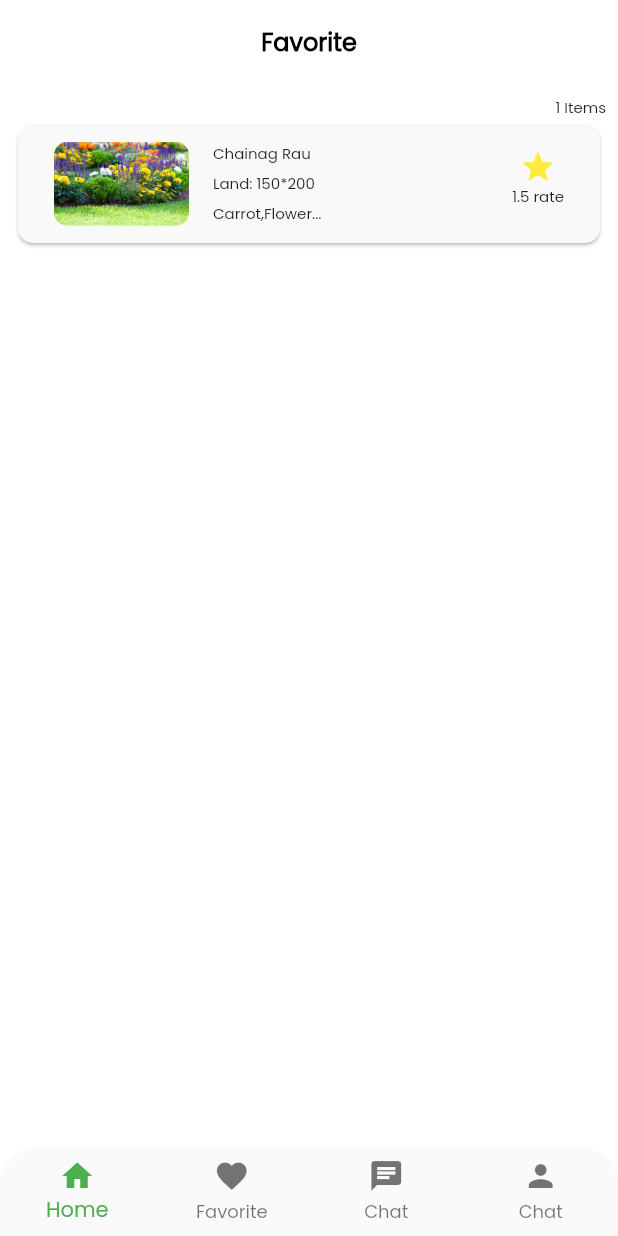
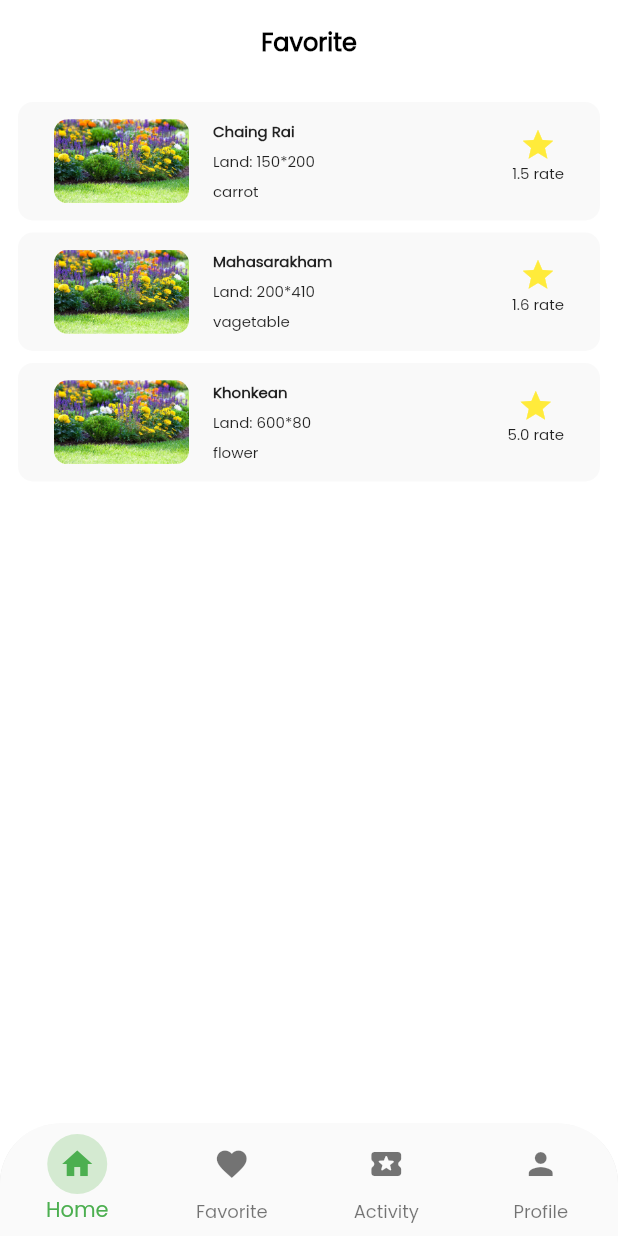
Before and after one commit to aimaimm/Wanna_plant, a Flutter app: the FavoriteScreen screen opened directly, on a phone screen of 412 x 824 dp. Run offline on Flutter 3.47's test engine with Material 2 defaults, Android fonts, the light colour scheme and no system bars; our stand-ins replace flutter_svg, image_picker; network calls fail.

Commit message:
favorite screen

```diff
--- a/lib/favorite/favoriteScreen.dart
+++ b/lib/favorite/favoriteScreen.dart
@@ -1,4 +1,7 @@
 import 'package:flutter/material.dart';
+import 'package:wanna_plant/CustomBottomBar.dart';
+import 'package:wanna_plant/data/data_customer.dart';
+import 'package:wanna_plant/favorite/myCard_favorite.dart';
 
 class FavoriteScreen extends StatefulWidget {
   // const FavoriteScreen({ Key? key }) : super(key: key);
@@ -6,27 +9,6 @@ class FavoriteScreen extends StatefulWidget {
   @override
   _FavoriteScreenState createState() => _FavoriteScreenState();
 }
-
-var items = [
-  {
-    'location': 'Chaing Rai',
-    'image': 'flowers-1.jpg',
-    'land': '150*200',
-    'plant': 'carrot'
-  },
-  {
-    'detail': 'Mahasarakham',
-    'image': 'flowers-1.jpg',
-    'land': '200*410',
-    'plant': 'vagetable'
-  },
-  {
-    'detail': 'Khonkean',
-    'image': 'flowers-1.jpg',
-    'land': '600*80',
-    'plant': 'flower'
-  },
-];
 
 class _FavoriteScreenState extends State<FavoriteScreen> {
   @override
@@ -44,107 +26,20 @@ class _FavoriteScreenState extends State<FavoriteScreen> {
       ),
       body: Padding(
         padding: const EdgeInsets.all(8.0),
-        child: ListView(
-          children: [
-            Text(
-              '1 Items',
-              style: TextStyle(fontSize: 10),
-              textAlign: TextAlign.end,
-            ),
-            Card(
-              color: Color(0XFFF9F9F9),
-              shape: RoundedRectangleBorder(
-                borderRadius: BorderRadius.circular(10),
-              ),
-              child: Padding(
-                padding: const EdgeInsets.all(8.0),
-                child: ListTile(
-                  leading: ClipRRect(
-                    borderRadius: BorderRadius.all(
-                      Radius.circular(9),
-                    ),
-                    child: Image.asset(
-                      'assets/images/flowers-1.jpg',
-                      width: 90,
-                      height: 150,
-                      fit: BoxFit.cover,
-                    ),
-                  ),
-                  title: (Column(
-                    crossAxisAlignment: CrossAxisAlignment.start,
-                    children: [
-                      Text(
-                        'Chainag Rau',
-                        style: TextStyle(fontSize: 10),
-                      ),
-                      SizedBox(
-                        height: 5,
-                      ),
-                      Text(
-                        'Land: 150*200',
-                        style: TextStyle(fontSize: 10),
-                      ),
-                      SizedBox(
-                        height: 5,
-                      ),
-                      Text(
-                        'Carrot,Flower...',
-                        style: TextStyle(fontSize: 10),
-                      )
-                    ],
-                  )),
-                  trailing: Column(
-                    children: [
-                      SizedBox(
-                        height: 5,
-                      ),
-                      Icon(
-                        Icons.star,
-                        color: Colors.yellow,
-                      ),
-                      Text(
-                        '1.5 rate',
-                        style: TextStyle(fontSize: 10),
-                      )
-                    ],
-                  ),
-                ),
-              ),
-            ),
-          ],
-        ),
+        child: ListView.builder(
+            physics: ClampingScrollPhysics(),
+            itemCount: items.length,
+            itemBuilder: (context, index) {
+              return myCard_favorite(
+                image: items[index]['image'],
+                location: items[index]['location'],
+                land: items[index]['land'],
+                plant: items[index]['plant'],
+                rate: items[index]['rate'],
+              );
+            }),
       ),
-      bottomNavigationBar: ClipRRect(
-        borderRadius: BorderRadius.only(
-          topRight: Radius.circular(25),
-          topLeft: Radius.circular(25),
-        ),
-        child: BottomNavigationBar(
-          type: BottomNavigationBarType.fixed,
-          selectedItemColor: Colors.green,
-          showSelectedLabels: true,
-          // unselectedIconTheme:
-          //     IconThemeData(color: Colors.grey, size: 25, opacity: .8),
-          items: [
-            BottomNavigationBarItem(
-              icon: Icon(Icons.home),
-              label: 'Home',
-            ),
-            BottomNavigationBarItem(
-              icon: Icon(Icons.favorite),
-              label: 'Favorite',
-            ),
-            BottomNavigationBarItem(
-              icon: Icon(Icons.chat),
-              label: 'Chat',
-            ),
-            BottomNavigationBarItem(
-              icon: Icon(Icons.person),
-              label: 'Chat',
-            ),
-          ],
-        ),
-      ),
+      bottomNavigationBar: CustomBottomBar(),
     );
   }
 }
--- /dev/null
+++ b/lib/favorite/myCard_favorite.dart
@@ -0,0 +1,80 @@
+import 'package:flutter/material.dart';
+
+class myCard_favorite extends StatelessWidget {
+  String image, location, land, plant;
+  double rate;
+
+  myCard_favorite({
+    Key? key,
+    required this.image,
+    required this.location,
+    required this.land,
+    required this.plant,
+    required this.rate,
+  }) : super(key: key);
+
+  @override
+  Widget build(BuildContext context) {
+    return Card(
+      elevation: 0,
+      color: Color(0XFFF9F9F9),
+      shape: RoundedRectangleBorder(
+        borderRadius: BorderRadius.circular(10),
+      ),
+      child: Padding(
+        padding: const EdgeInsets.all(8.0),
+        child: ListTile(
+          leading: ClipRRect(
+            borderRadius: BorderRadius.all(
+              Radius.circular(9),
+            ),
+            child: Image.asset(
+              image,
+              width: 90,
+              height: 150,
+              fit: BoxFit.cover,
+            ),
+          ),
+          title: (Column(
+            crossAxisAlignment: CrossAxisAlignment.start,
+            children: [
+              Text(
+                location,
+                style: TextStyle(fontSize: 10, fontWeight: FontWeight.bold),
+              ),
+              SizedBox(
+                height: 5,
+              ),
+              Text(
+                'Land: $land',
+                style: TextStyle(fontSize: 10),
+              ),
+              SizedBox(
+                height: 5,
+              ),
+              Text(
+                plant,
+                style: TextStyle(fontSize: 10),
+              )
+            ],
+          )),
+          trailing: Column(
+            children: [
+              SizedBox(
+                height: 5,
+              ),
+              Icon(
+                Icons.star,
+                color: Colors.yellow,
+              ),
+              Text(
+                '$rate rate',
+                style: TextStyle(fontSize: 10),
+              )
+            ],
+          ),
+        ),
+      ),
+    );
+  }
+}
```
